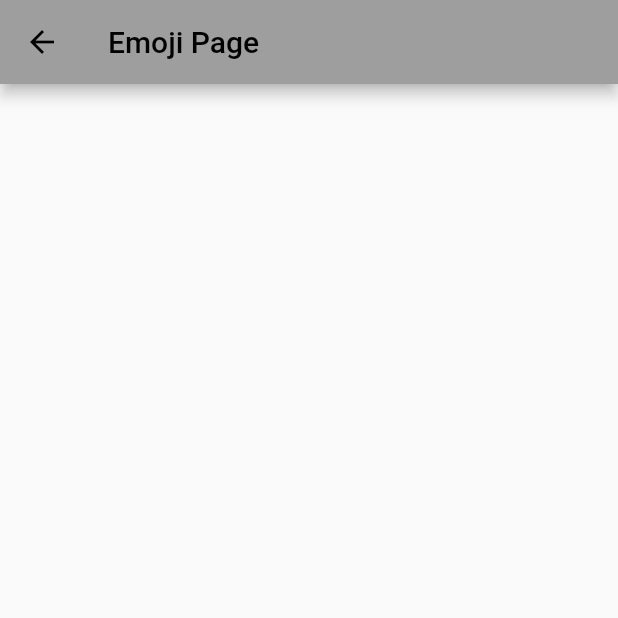
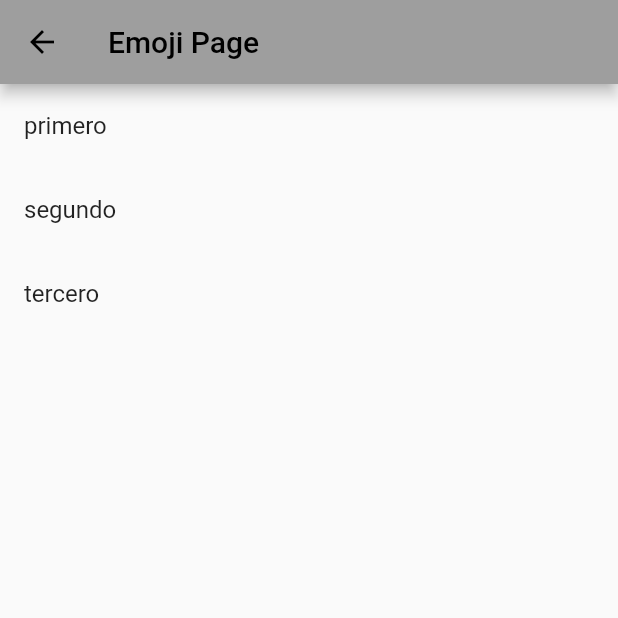
Before and after one commit to Lladruc37/Critical-App-Project, a Flutter app: the screen it shows once a user with an empty profile is signed in, after a tap on the "emoji objects" icon, on a phone screen of 412 x 824 dp, the top half of it. Run offline on Flutter 3.47's test engine with Material 2 defaults, Android fonts, the phone set to English and light mode, and no system bars; our stand-ins replace chat_bubbles, cloud_firestore, firebase_auth, firebase_core, firebase_storage, flutter_dotenv and 1 more; missing offline and left inert: flutterfire_ui; accounts and stored records are empty; network calls fail; statements that could not run were skipped.

Commit message:
starting emojiManager
Co-Authored-By: Lladruc <59049906+Lladruc37@users.noreply.github.com>

```diff
--- a/lib/Pages/emoji_manager.dart
+++ b/lib/Pages/emoji_manager.dart
@@ -1,7 +1,15 @@
 import 'package:flutter/material.dart';
 
+class CustomEmoji {
+  String path;
+  String code;
+  bool fav;
+  CustomEmoji(this.path, this.code) : fav = false;
+}
+
 class EmojiManager extends StatelessWidget {
-  const EmojiManager({Key? key}) : super(key: key);
+  final Map<int, String> emojimap;
+  const EmojiManager({Key? key, required this.emojimap}) : super(key: key);
 
   @override
   Widget build(BuildContext context) {
@@ -9,13 +17,41 @@ class EmojiManager extends StatelessWidget {
       appBar: AppBar(
         title: const Text('Emoji Page'),
       ),
-      body: Column(
-        children: [
-          Row(
-            children: [],
-          )
-        ],
-      ),
+      body: EmojiList(),
     );
   }
 }
+
+class EmojiList extends StatefulWidget {
+  const EmojiList({
+    Key? key,
+  }) : super(key: key);
+
+  @override
+  State<EmojiList> createState() => _EmojiListState();
+}
+
+class _EmojiListState extends State<EmojiList> {
+  late List<CustomEmoji> _cemojis;
+  @override
+  void initState() {
+    _cemojis = [
+      CustomEmoji("path1", "primero"),
+      CustomEmoji("path2", "segundo"),
+      CustomEmoji("path3", "tercero"),
+    ];
+
+    super.initState();
+  }
+
+  @override
+  Widget build(BuildContext context) {
+    return ListView.builder(
+        itemCount: _cemojis.length,
+        itemBuilder: (context, index) {
+          return ListTile(
+            title: Text(_cemojis[index].code),
+          );
+        });
+  }
+}
--- a/lib/app.dart
+++ b/lib/app.dart
@@ -453,7 +453,7 @@ class _ChatScreenState extends State<ChatScreen> {
                 IconButton(
                   onPressed: () {
                     Navigator.of(context).push(MaterialPageRoute(
-                      builder: (context) => const EmojiManager(),
+                      builder: (context) => EmojiManager(emojimap: emojiMap),
                     ));
                   },
                   icon: Icon(
```
